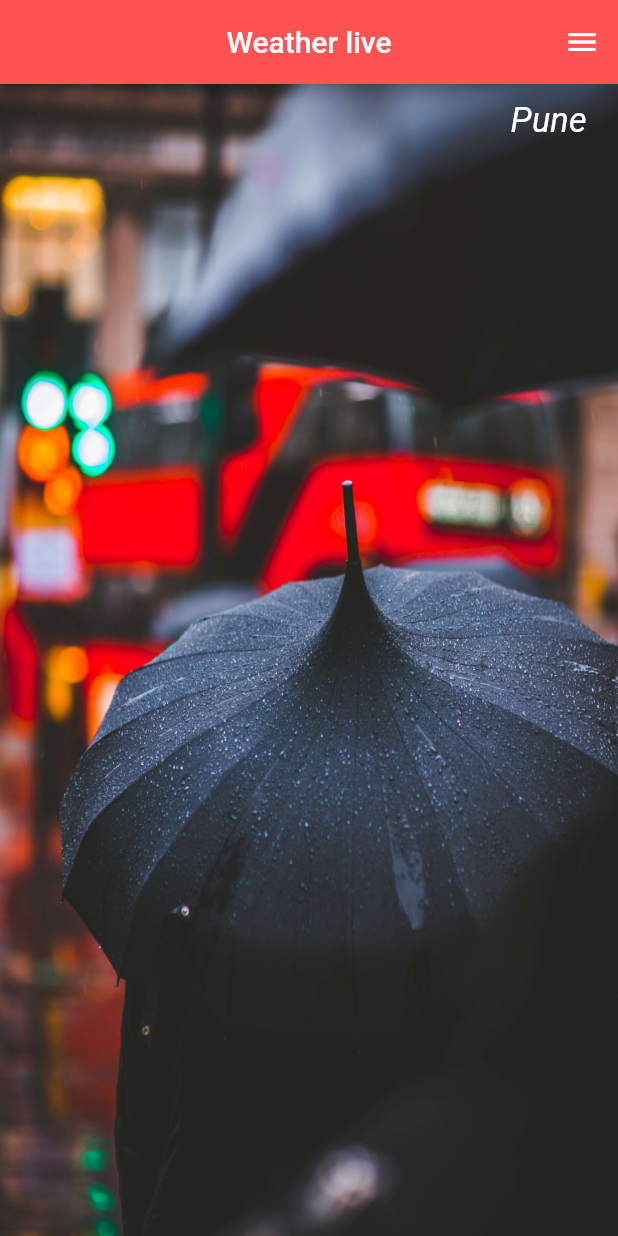
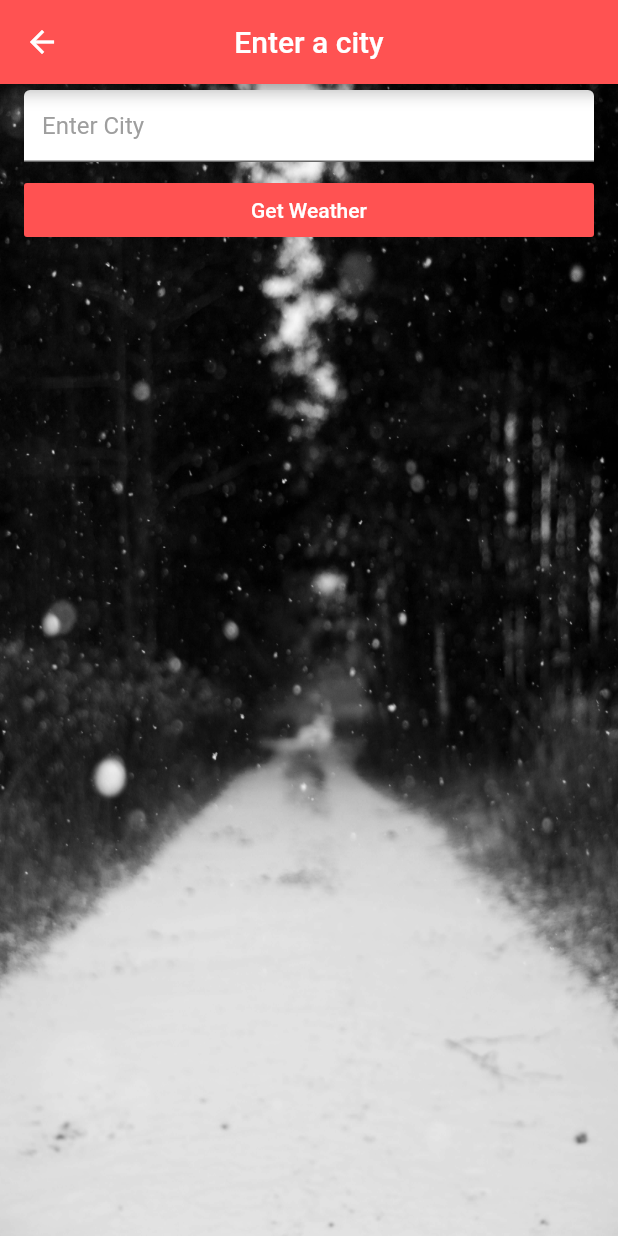
Before and after one commit to nikhilmufc7/Flutter_LiveWeather, a Flutter app: the screen it shows after launch, after a tap on the "menu" icon, on a phone screen of 412 x 824 dp. Run offline on Flutter 3.47's test engine with Material 2 defaults, Android fonts, the phone set to English and light mode, and no system bars; network calls fail.

Commit message:
Added city input screen

```diff
--- a/lib/ui/klimatic.dart
+++ b/lib/ui/klimatic.dart
@@ -10,6 +10,18 @@ class Klimatic extends StatefulWidget {
 }
 
 class _KlimaticState extends State<Klimatic> {
+
+  String _cityEntered;
+  Future _goToNextScreen(BuildContext context) async {
+    Map results = await Navigator.of(context)
+        .push(new MaterialPageRoute<Map>(builder: (BuildContext context) {
+      return new ChangeCity();
+    }));
+    if(results!= null && results.containsKey('enter')){
+      _cityEntered = results['enter'];
+    };
+  }
+
   void showStuff() async {
     Map data = await getWeather(util.appID, util.defaultCity);
     print(data.toString());
@@ -25,7 +37,9 @@ class _KlimaticState extends State<Klimatic> {
         actions: <Widget>[
           new IconButton(
             icon: new Icon(Icons.menu),
-            onPressed: showStuff,
+            onPressed: () {
+              _goToNextScreen(context);
+            },
           )
         ],
       ),
@@ -43,13 +57,13 @@ class _KlimaticState extends State<Klimatic> {
             alignment: Alignment.topRight,
             margin: const EdgeInsets.fromLTRB(0.0, 10.9, 20.9, 0.0),
             child: new Text(
-              "Pune",
+              "${_cityEntered== null ? util.defaultCity : _cityEntered}",
               style: cityStyle(),
             ),
           ),
           new Container(
             margin: const EdgeInsets.fromLTRB(60.0, 350.0, 0.0, 0.0),
-            child: updateTempWidget("Pune"),
+            child: updateTempWidget(_cityEntered),
           )
         ],
       ),
@@ -63,36 +77,97 @@ class _KlimaticState extends State<Klimatic> {
     return json.decode(response.body);
   }
 
-  Widget updateTempWidget(String city){
+  Widget updateTempWidget(String city) {
     return new FutureBuilder(
-      future: getWeather(util.appID, city),
-      builder: (BuildContext context, AsyncSnapshot <Map> snapshot ){
-          if(snapshot.hasData){
+        future: getWeather(util.appID, city == null ? util.defaultCity : city),
+        builder: (BuildContext context, AsyncSnapshot<Map> snapshot) {
+          if (snapshot.hasData) {
             Map content = snapshot.data;
             return new Container(
               child: new Column(
                 children: <Widget>[
                   new ListTile(
-                    title: new Text(content['main']['temp'].toString(),
-                    style: new TextStyle(
-                      color: Colors.white,
-                      fontStyle: FontStyle.normal,
-                      fontSize: 49.9,
-                    ),),
-
+                    title: new Text(
+                      content['main']['temp'].toString(),
+                      style: new TextStyle(
+                        color: Colors.white,
+                        fontStyle: FontStyle.normal,
+                        fontSize: 49.9,
+                      ),
+                    ),
                   )
                 ],
               ),
             );
-          }else{
+          } else {
             return new Container();
           }
-      }
+        });
+  }
+}
+
+class ChangeCity extends StatelessWidget {
+  var _cityFieldController = TextEditingController();
+  @override
+  Widget build(BuildContext context) {
+    return new Scaffold(
+      appBar: new AppBar(
+        title: new Text("Enter a city"),
+        backgroundColor: Colors.redAccent,
+        centerTitle: true,
+      ),
+      body: new Stack(
+        children: <Widget>[
+          new Center(
+              child: new Image.asset(
+            'images/snow.jpg',
+            width: 490.0,
+            height: 1200.0,
+            fit: BoxFit.fill,
+          )),
+          new ListView(
+            children: <Widget>[
+              new ListTile(
+                title: new TextField(
+                  style: new TextStyle(
+                    color: Colors.black,
+
+                  ),
+                  decoration: new InputDecoration(
+                    fillColor: Colors.white,
+                    filled: true,
+
+                    hintText: "Enter City",
+                    hintStyle: TextStyle(
+                      color: Colors.grey,
+                    )
+
+                  ),
+                  controller: _cityFieldController,
+                  keyboardType: TextInputType.text,
+                ),
+              ),
+              new ListTile(
+                title : new FlatButton(
+                  onPressed: () {
+                    Navigator.pop(context,{
+                      'enter' : _cityFieldController.text
+                    });
+                  },
+
+                  textColor: Colors.white,
+                  color: Colors.redAccent,
+                  child: new Text("Get Weather"),
+                )
+              )
+            ],
+          )
+        ],
+
+      ),
     );
   }
 }
-
-
 
 TextStyle cityStyle() {
   return new TextStyle(
--- a/lib/util/utils.dart
+++ b/lib/util/utils.dart
@@ -1,2 +1,2 @@
 final appID = "568a1f74629cd05b7573370651fafd19";
-final defaultCity = "pune";
+final defaultCity = "Pune";
```
Also changed, not shown: images/snow.jpg.
